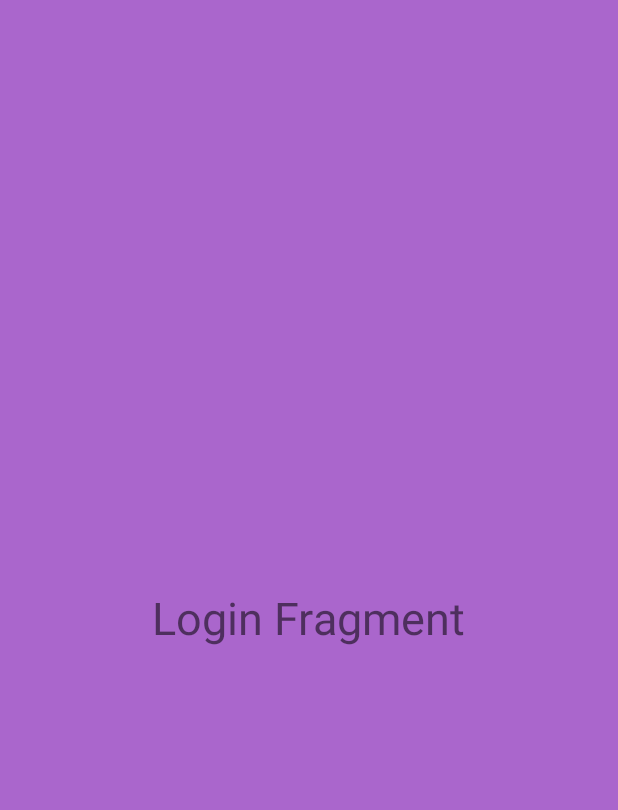
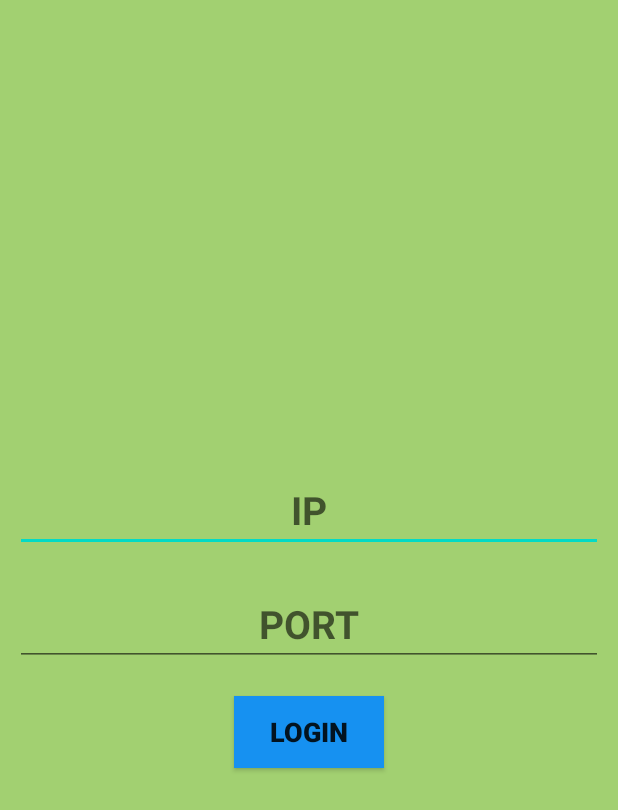
Before and after one commit to CSE-396-Project/CSE-396-Project-Group1, an Android app: the screen it shows after launch (MainActivity), in the side drawer, after a tap on "Login", on a phone screen of 412 x 824 dp. Shown: the top 810 px of the screen. Run offline under Robolectric (Android 15) with nearby library versions, the light colour scheme and no system bars.

Commit message:
VideoView added, Login fragment redesigned

```diff
--- a/Mobile App/BallBouncer/app/src/main/AndroidManifest.xml
+++ b/Mobile App/BallBouncer/app/src/main/AndroidManifest.xml
@@ -2,6 +2,8 @@
 <manifest xmlns:android="http://schemas.android.com/apk/res/android"
     xmlns:tools="http://schemas.android.com/tools"
     package="com.app.ballbouncer">
+
+    <uses-permission android:name="android.permission.INTERNET"/>
 
     <application
         android:allowBackup="true"
--- a/Mobile App/BallBouncer/app/src/main/java/com/app/ballbouncer/AboutFragment.java
+++ b/Mobile App/BallBouncer/app/src/main/java/com/app/ballbouncer/AboutFragment.java
@@ -1,5 +1,6 @@
 package com.app.ballbouncer;
 
+import android.content.Intent;
 import android.os.Bundle;
 import android.view.LayoutInflater;
 import android.view.View;
--- a/Mobile App/BallBouncer/app/src/main/java/com/app/ballbouncer/LoadingFragment.java
+++ b/Mobile App/BallBouncer/app/src/main/java/com/app/ballbouncer/LoadingFragment.java
@@ -1,5 +1,6 @@
 package com.app.ballbouncer;
 
+import android.content.Intent;
 import android.os.Bundle;
 
 import android.view.LayoutInflater;
--- a/Mobile App/BallBouncer/app/src/main/java/com/app/ballbouncer/LoginFragment.java
+++ b/Mobile App/BallBouncer/app/src/main/java/com/app/ballbouncer/LoginFragment.java
@@ -1,21 +1,38 @@
 package com.app.ballbouncer;
 
 import android.os.Bundle;
+import android.util.Log;
 import android.view.LayoutInflater;
 import android.view.View;
 import android.view.ViewGroup;
+import android.widget.Button;
+import android.widget.EditText;
 
 import androidx.annotation.NonNull;
 import androidx.annotation.Nullable;
 import androidx.fragment.app.Fragment;
 
 public class LoginFragment extends Fragment {
+    private EditText ip,port;
+    private Button login;
 
     @Nullable
     @Override
     public View onCreateView(@NonNull LayoutInflater inflater, @Nullable ViewGroup container, @Nullable Bundle savedInstanceState) {
         View v = inflater.inflate(R.layout.fragment_login,container,false);
         //maybe modify some components
+        ip = v.findViewById(R.id.ip);
+        port = v.findViewById(R.id.port);
+
+        login = v.findViewById(R.id.login);
+
+        login.setOnClickListener(new View.OnClickListener() {
+            @Override
+            public void onClick(View v) {
+                Log.d("Login","IP: " + ip.getText().toString()+ " Port: " + port.getText().toString());
+            }
+        });
+
         return v;
     }
 }
--- a/Mobile App/BallBouncer/app/src/main/java/com/app/ballbouncer/MainActivity.java
+++ b/Mobile App/BallBouncer/app/src/main/java/com/app/ballbouncer/MainActivity.java
@@ -48,10 +48,7 @@ public class MainActivity extends AppCompatActivity implements NavigationView.On
                 getSupportFragmentManager().beginTransaction().addToBackStack(null).replace(R.id.fragment_container,
                         new HomeFragment()).commit();
                 break;
-            case R.id.nav_about:
-                getSupportFragmentManager().beginTransaction().addToBackStack(null).replace(R.id.fragment_container,
-                        new AboutFragment()).commit();
-                break;
+
             case R.id.nav_login:
                 getSupportFragmentManager().beginTransaction().addToBackStack(null).replace(R.id.fragment_container,
                         new LoginFragment()).commit();
--- a/Mobile App/BallBouncer/app/src/main/res/layout/activity_main.xml
+++ b/Mobile App/BallBouncer/app/src/main/res/layout/activity_main.xml
@@ -17,7 +17,7 @@
             android:id="@+id/toolbar"
             android:layout_width="match_parent"
             android:layout_height="?attr/actionBarSize"
-            android:background="@color/colorPrimary"
+            android:background="#5499C7"
             android:elevation="4dp"
             android:theme="@style/ThemeOverlay.AppCompat.Dark.ActionBar"
             app:popupTheme="@style/ThemeOverlay.AppCompat.Light" />
--- a/Mobile App/BallBouncer/app/src/main/res/layout/fragment_login.xml
+++ b/Mobile App/BallBouncer/app/src/main/res/layout/fragment_login.xml
@@ -1,12 +1,40 @@
 <?xml version="1.0" encoding="utf-8"?>
-<RelativeLayout xmlns:android="http://schemas.android.com/apk/res/android"
+<LinearLayout xmlns:android="http://schemas.android.com/apk/res/android"
     android:layout_width="match_parent"
     android:layout_height="match_parent"
-    android:background="@android:color/holo_purple">
-    <TextView
-        android:layout_width="wrap_content"
+    android:orientation="vertical"
+    android:gravity="center"
+    android:background="@color/opengreen">
+
+    <EditText
+        android:id="@+id/ip"
+        android:layout_width="match_parent"
         android:layout_height="wrap_content"
-        android:layout_centerInParent="true"
-        android:text="Login Fragment"
-        android:textSize="30sp" />
-</RelativeLayout>
+        android:hint="IP"
+        android:textAlignment="center"
+        android:textSize="26sp"
+        android:textStyle="bold"
+        android:layout_margin="10dp"
+        android:inputType="number"/>
+
+    <EditText
+        android:id="@+id/port"
+        android:layout_width="match_parent"
+        android:layout_height="wrap_content"
+        android:hint="PORT"
+        android:textSize="26sp"
+        android:textStyle="bold"
+        android:textAlignment="center"
+        android:layout_margin="10dp"
+        android:inputType="number"/>
+
+    <Button
+        android:id="@+id/login"
+        android:layout_width="100dp"
+        android:layout_height="wrap_content"
+        android:text="LOGIN"
+        android:textStyle="bold"
+        android:textSize="18sp"
+        android:layout_margin="10dp"
+        android:background="@color/blue"/>
+</LinearLayout>
--- a/Mobile App/BallBouncer/app/src/main/res/layout/nav_header.xml
+++ b/Mobile App/BallBouncer/app/src/main/res/layout/nav_header.xml
@@ -3,7 +3,7 @@
     android:orientation="vertical"
     android:layout_width="match_parent"
     android:layout_height="176dp"
-    android:background="@color/colorAccent"
+    android:background="#5499C7"
     android:gravity="center"
     android:padding="16dp"
     android:theme="@style/ThemeOverlay.AppCompat.Dark">
--- a/Mobile App/BallBouncer/app/src/main/res/menu/drawer_menu.xml
+++ b/Mobile App/BallBouncer/app/src/main/res/menu/drawer_menu.xml
@@ -9,11 +9,6 @@
             android:title="@string/nav_home">
         </item>
 
-        <item android:id="@+id/nav_about"
-            android:icon="@drawable/ic_about"
-            android:title="@string/nav_about">
-        </item>
-
         <item android:id="@+id/nav_login"
             android:icon="@drawable/ic_login"
             android:title="@string/nav_login">
```
Also changed, not shown: Mobile App/BallBouncer/app/src/main/java/com/app/ballbouncer/HomeFragment.java (+49 -1 lines), Mobile App/BallBouncer/app/src/main/res/drawable/round_button.xml (added, +7 -0 lines), Mobile App/BallBouncer/app/src/main/res/layout/fragment_home.xml (+75 -9 lines), Mobile App/BallBouncer/app/src/main/res/values/colors.xml (+10 -0 lines), 1 other file.
